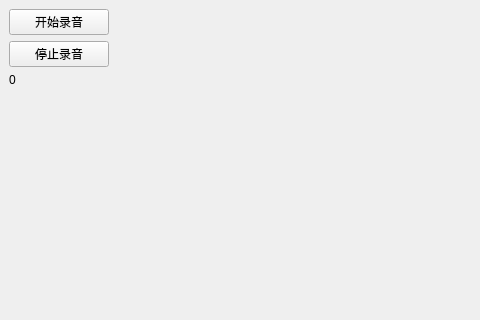
Qt form FFpmeg_Demo/mainwindow.ui (lizhaojie001/PropertyListExample) before a commit; both pictures show x 0 to 480 and y 0 to 320 of the 800 by 600 pixel window.
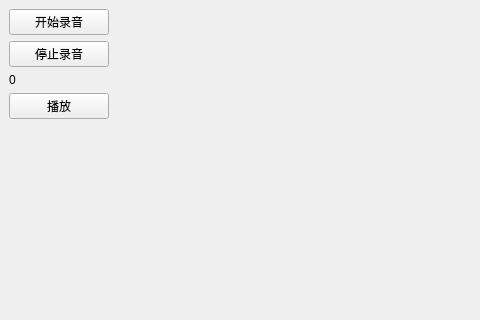
The same form after that commit.

Commit message: windows集成SDL,实现播放PCM

The edit to the form file:
```diff
--- a/FFpmeg_Demo/mainwindow.ui
+++ b/FFpmeg_Demo/mainwindow.ui
@@ -48,6 +48,19 @@
       </property>
      </widget>
     </item>
+    <item>
+     <widget class="QPushButton" name="pushButton_3">
+      <property name="maximumSize">
+       <size>
+        <width>100</width>
+        <height>16777215</height>
+       </size>
+      </property>
+      <property name="text">
+       <string>播放</string>
+      </property>
+     </widget>
+    </item>
     <item>
      <spacer name="verticalSpacer">
       <property name="orientation">
```
The commit also changes 8 other files.
